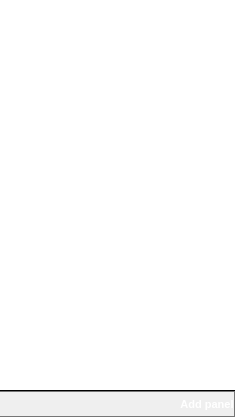
Qt form plugins/perspective/GraphPerspective/designer/GraphHierarchiesEditor.ui (vadivelselvaraj/TulipGLImprovement) before a commit.
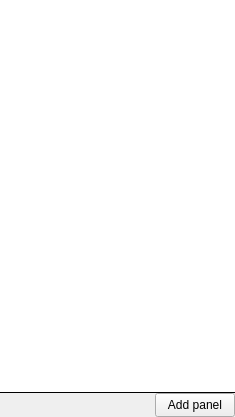
The same form after that commit. Icons and pictures are not drawn. Custom widgets are drawn as their Qt base class.

Patch:
```diff
--- a/plugins/perspective/GraphPerspective/designer/GraphHierarchiesEditor.ui
+++ b/plugins/perspective/GraphPerspective/designer/GraphHierarchiesEditor.ui
@@ -87,43 +87,6 @@
    </item>
    <item>
     <widget class="QFrame" name="bottomFrame">
-     <property name="styleSheet">
-      <string notr="true">* {
-color: white;
-font: bold 11px;
-}
-
-#bottomFrame {
-border-top: 1px solid rgba(117,117,117,255);
-border-bottom: 1px solid rgba(117,117,117,255);
-border-right: 1px solid rgba(117,117,117,255);
-border-left: 0px;
-background-color: qlineargradient(spread:pad, x1:0, y1:0, x2:, y2:1, 
-stop:0 rgb(75,75,75),
-stop:1 rgb(60, 60, 60));
-}
-
-QPushButton {
-border: 0px;
-border-image: none;
-}
-
-QPushButton:hover {
-border: 0px;
-border-image: none;
-background-color: qlineargradient(spread:pad, x1:0, y1:0, x2:, y2:1, 
-stop:0 rgb(85,85,85),
-stop:1 rgb(70, 70, 70));
-}
-
-QPushButton:pressed, .QPushButton:checked {
-border: 0px;
-border-image: none;
-background-color: qlineargradient(spread:pad, x1:0, y1:0, x2:, y2:1, 
-stop:0 rgb(65,65,65),
-stop:1 rgb(50, 50, 50));
-}</string>
-     </property>
      <property name="frameShape">
       <enum>QFrame::NoFrame</enum>
      </property>
```
Left out of the diff: 3 changed lines with no effect on the pictures.
